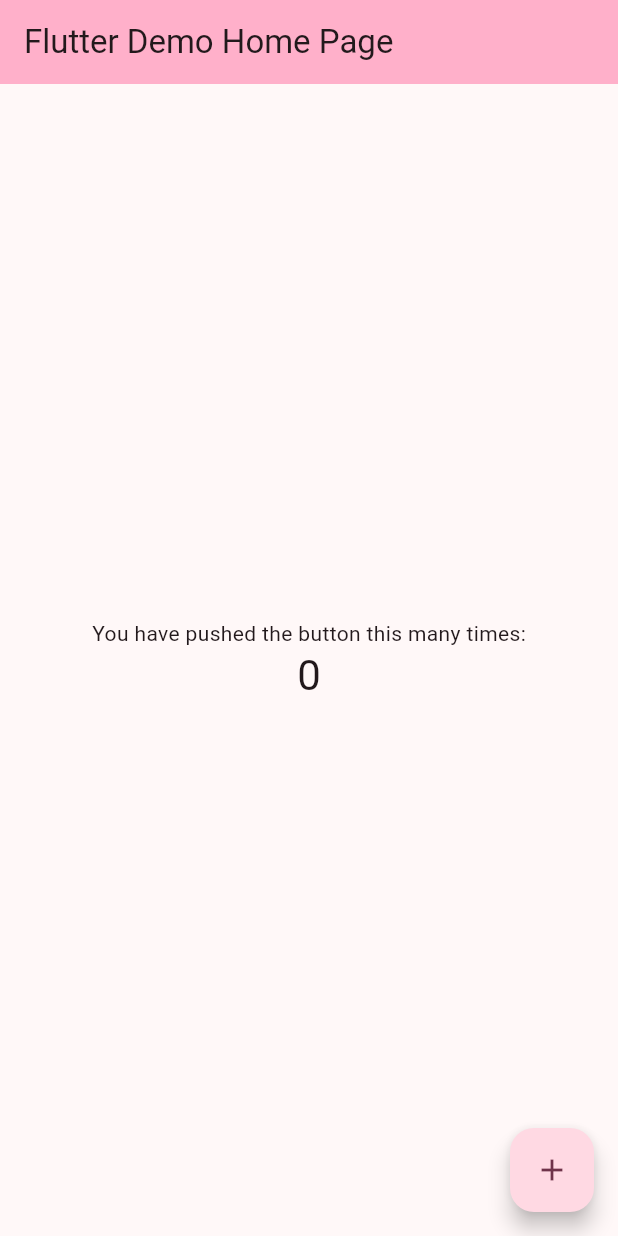
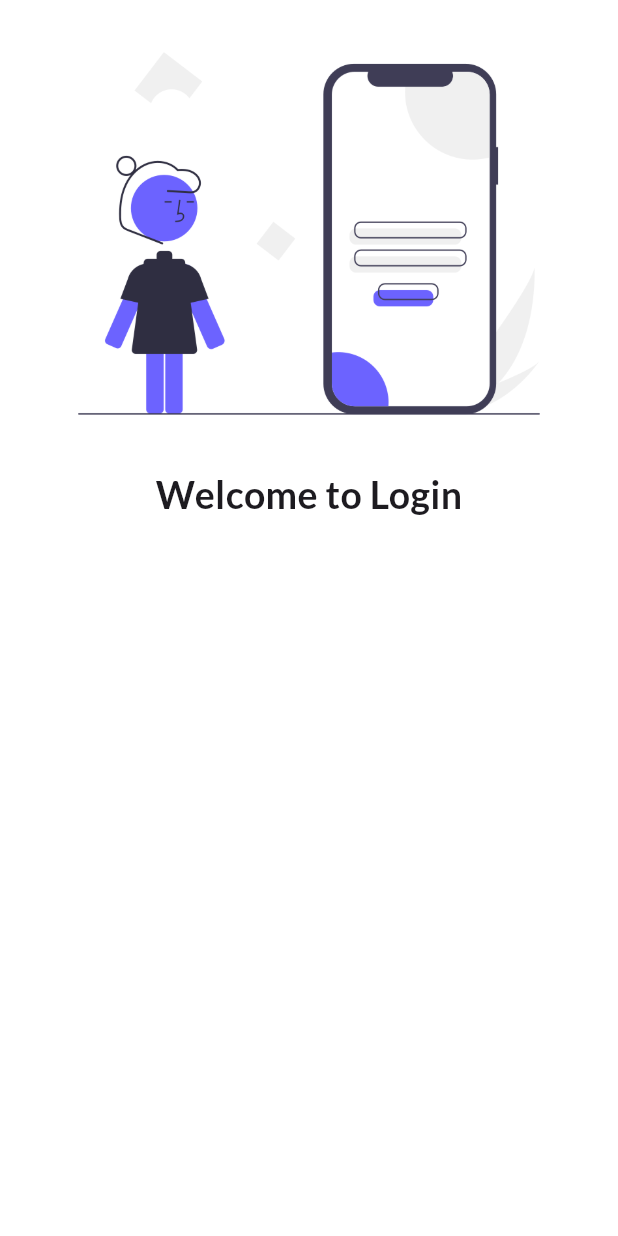
Before and after one commit to githubgenesis/MyFlutterPractice, a Flutter app: the screen it shows after launch, on a phone screen of 412 x 824 dp. Run offline on Flutter 3.47's test engine with Material 3 defaults, Android fonts, the phone set to English and light mode, and no system bars; our stand-ins replace google_fonts.

Commit message:
Initial Days commit

```diff
--- a/lib/main.dart
+++ b/lib/main.dart
@@ -1,105 +1,28 @@
 import 'package:flutter/material.dart';
+import 'package:flutter_app1/pages/home_pages.dart';
+import 'package:flutter_app1/pages/login_page.dart';
+import 'package:google_fonts/google_fonts.dart';
 
 void main() {
-  runApp(const MyApp());
+  runApp(MyApp());
 }
 
 class MyApp extends StatelessWidget {
-  const MyApp({super.key});
-
-  // This widget is the root of your application.
   @override
   Widget build(BuildContext context) {
     return MaterialApp(
-      title: 'Flutter Demo',
+      themeMode: ThemeMode.light,
       theme: ThemeData(
-        colorScheme: ColorScheme.fromSeed(
-            seedColor: const Color.fromARGB(255, 183, 58, 112)),
-        useMaterial3: true,
+        primarySwatch: Colors.deepOrange,
+        fontFamily: GoogleFonts.lato().fontFamily,
       ),
-      home: const MyHomePage(title: 'Flutter Demo Home Page'),
+      darkTheme: ThemeData(brightness: Brightness.dark),
+      initialRoute: "/login",
+      routes: {
+        "/": (context) => HomePage(),
+        "/home": (context) => HomePage(),
+        "/login": (context) => LoginPage(),
+      },
     );
   }
 }
-
-class MyHomePage extends StatefulWidget {
-  const MyHomePage({super.key, required this.title});
-
-  // This widget is the home page of your application. It is stateful, meaning
-  // that it has a State object (defined below) that contains fields that affect
-  // how it looks.
-
-  // This class is the configuration for the state. It holds the values (in this
-  // case the title) provided by the parent (in this case the App widget) and
-  // used by the build method of the State. Fields in a Widget subclass are
-  // always marked "final".
-
-  final String title;
-
-  @override
-  State<MyHomePage> createState() => _MyHomePageState();
-}
-
-class _MyHomePageState extends State<MyHomePage> {
-  int _counter = 0;
-
-  void _incrementCounter() {
-    setState(() {
-      // This call to setState tells the Flutter framework that something has
-      // changed in this State, which causes it to rerun the build method below
-      // so that the display can reflect the updated values. If we changed
-      // _counter without calling setState(), then the build method would not be
-      // called again, and so nothing would appear to happen.
-      _counter++;
-    });
-  }
-
-  @override
-  Widget build(BuildContext context) {
-    return Scaffold(
-      appBar: AppBar(
-        // TRY THIS: Try changing the color here to a specific color (to
-        // Colors.amber, perhaps?) and trigger a hot reload to see the AppBar
-        // change color while the other colors stay the same.
-        backgroundColor: Theme.of(context).colorScheme.inversePrimary,
-        // Here we take the value from the MyHomePage object that was created by
-        // the App.build method, and use it to set our appbar title.
-        title: Text(widget.title),
-      ),
-      body: Center(
-        // Center is a layout widget. It takes a single child and positions it
-        // in the middle of the parent.
-        child: Column(
-          // Column is also a layout widget. It takes a list of children and
-          // arranges them vertically. By default, it sizes itself to fit its
-          // children horizontally, and tries to be as tall as its parent.
-          //
-          // Column has various properties to control how it sizes itself and
-          // how it positions its children. Here we use mainAxisAlignment to
-          // center the children vertically; the main axis here is the vertical
-          // axis because Columns are vertical (the cross axis would be
-          // horizontal).
-          //
-          // TRY THIS: Invoke "debug painting" (choose the "Toggle Debug Paint"
-          // action in the IDE, or press "p" in the console), to see the
-          // wireframe for each widget.
-          mainAxisAlignment: MainAxisAlignment.center,
-          children: <Widget>[
-            const Text(
-              'You have pushed the button this many times:',
-            ),
-            Text(
-              '$_counter',
-              style: Theme.of(context).textTheme.headlineMedium,
-            ),
-          ],
-        ),
-      ),
-      floatingActionButton: FloatingActionButton(
-        onPressed: _incrementCounter,
-        tooltip: 'Increment',
-        child: const Icon(Icons.add),
-      ), // This trailing comma makes auto-formatting nicer for build methods.
-    );
-  }
-}
--- a/lib/pages/home_pages.dart
+++ b/lib/pages/home_pages.dart
@@ -0,0 +1,21 @@
+import 'package:flutter/material.dart';
+
+class HomePage extends StatelessWidget {
+  int days = 30;
+  String name = "Gaurav";
+
+  @override
+  Widget build(BuildContext context) {
+    return Scaffold(
+      appBar: AppBar(
+        title: Text("Catalog App"),
+      ),
+      body: Center(
+        child: Container(
+          child: Text("Welcome to $days days of flutter by $name"),
+        ),
+      ),
+      drawer: Drawer(),
+    );
+  }
+}
--- /dev/null
+++ b/lib/pages/login_page.dart
@@ -0,0 +1,26 @@
+import 'package:flutter/material.dart';
+
+class LoginPage extends StatelessWidget {
+  @override
+  Widget build(BuildContext context) {
+    return Material(
+      color: Colors.white,
+      child: Center(
+          child: Column(
+        children: [
+          Image.asset(
+            "assets/images/login_image.png",
+            fit: BoxFit.cover,
+          ),
+          Text(
+            "Welcome to Login",
+            style: TextStyle(fontSize: 25, fontWeight: FontWeight.bold),
+          ),
+          SizedBox(
+            height: 20.0,
+          )
+        ],
+      )),
+    );
+  }
+}
```
Also changed, not shown: pubspec.yaml (+4 -5 lines), assets/images/login_image.png (added), pubspec.lock, 1 other file.
